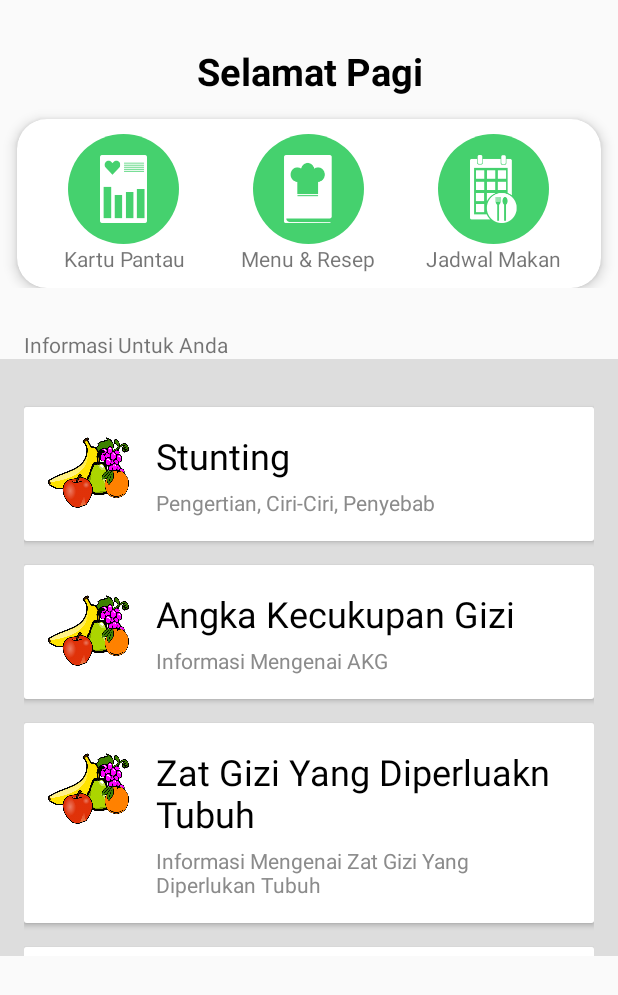
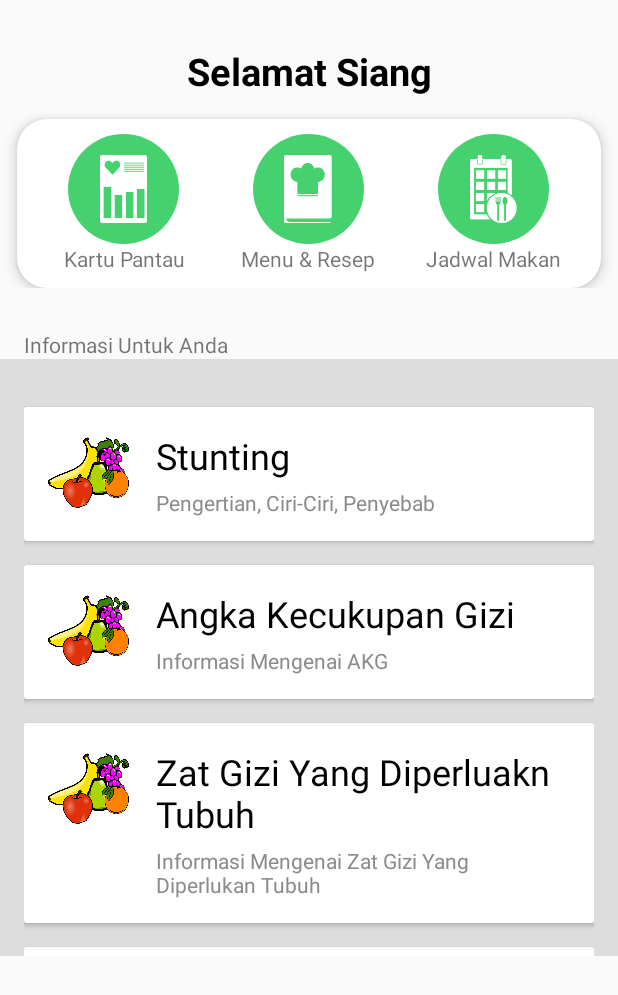
Before and after one commit to Rivaldz/HajiHealthMonitoring, an Android app: the screen it shows after launch (MainActivity), on a phone screen of 412 x 824 dp. Shown: the top 995 px of the screen. Run offline under Robolectric (Android 15) with nearby library versions, the light colour scheme and no system bars; libraries missing offline, so code that uses them is left out: com.github.barteksc.pdfviewer.

Commit message:
greeting selamat pagi,siang,sore,malam

```diff
--- a/app/src/main/java/com/valdo/hajihealthmonitoring/fragment/HomeFragment.java
+++ b/app/src/main/java/com/valdo/hajihealthmonitoring/fragment/HomeFragment.java
@@ -13,6 +13,7 @@ import android.view.LayoutInflater;
 import android.view.View;
 import android.view.ViewGroup;
 import android.widget.RelativeLayout;
+import android.widget.TextView;
 
 import com.github.barteksc.pdfviewer.PDFView;
 import com.valdo.hajihealthmonitoring.Booklet.BookletAkg;
@@ -25,6 +26,9 @@ import com.valdo.hajihealthmonitoring.R;
 import com.valdo.hajihealthmonitoring.activity.KartuPantau;
 import com.valdo.hajihealthmonitoring.activity.KartuPemantauan;
 import com.valdo.hajihealthmonitoring.activity.LoginActivity;
+
+import java.util.Calendar;
+import java.util.Date;
 
 /**
  * A simple {@link Fragment} subclass.
@@ -58,6 +62,7 @@ public class HomeFragment extends Fragment implements View.OnClickListener{
         makanBalita.setOnClickListener(this);
         CardView ksg = view.findViewById(R.id.KSG);
         ksg.setOnClickListener(this);
+        TextView txtSelamat = view.findViewById(R.id.selamat);
 //        pdfView = view.findViewById(R.id.pdfv);
 //        pdfView.fromAsset("ISI BOOKLET SEMENTARA18px.pdf").load();
 
@@ -86,6 +91,23 @@ public class HomeFragment extends Fragment implements View.OnClickListener{
                         .commit();
             }
         });
+        Date date = new Date();
+        Calendar cal = Calendar.getInstance();
+        cal.setTime(date);
+        int hour = cal.get(Calendar.HOUR_OF_DAY);
+        String greeting = null;
+        if (hour >= 12 && hour < 17){
+            greeting = "Selamat Sore";
+        }else if (hour >=17 && hour < 18.30){
+            greeting = "Selamat Petang";
+        }else if (hour >=18.30 && hour < 24){
+            greeting = "Selamat Malam";
+        }else if (hour >= 10 && hour < 12){
+            greeting = "Selamat Siang";
+        }else {
+            greeting = "Selamat Pagi";
+        }
+        txtSelamat.setText(greeting);
         return view;
     }
 
@@ -122,5 +144,7 @@ public class HomeFragment extends Fragment implements View.OnClickListener{
                 break;
         }
 
+
+
     }
 }
```
Also changed, not shown: app/src/main/java/com/valdo/hajihealthmonitoring/MainActivity.java (+6 -5 lines).
